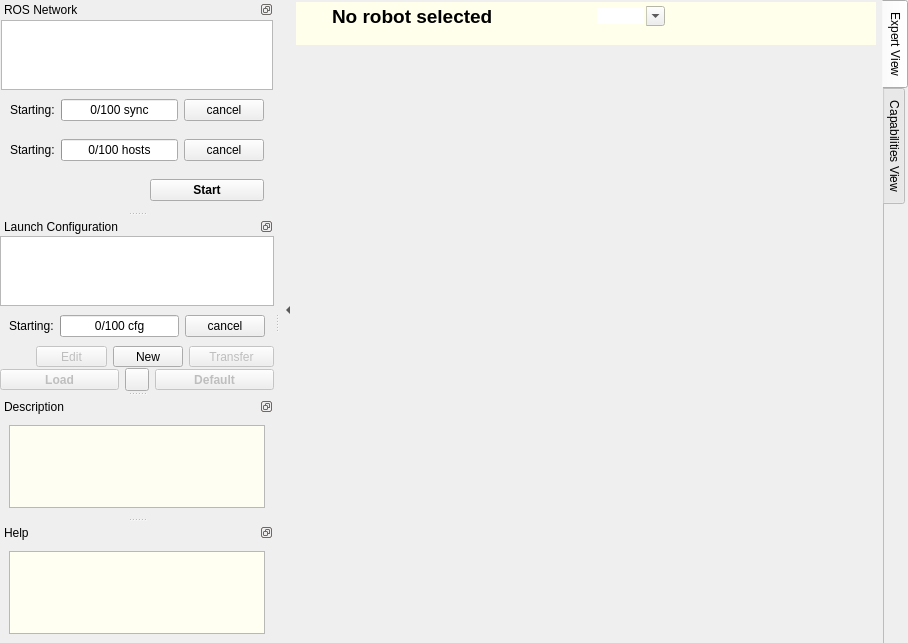
fkie/multimaster_fkie, file node_manager_fkie/src/node_manager_fkie/MainWindow.ui: the form before one commit.
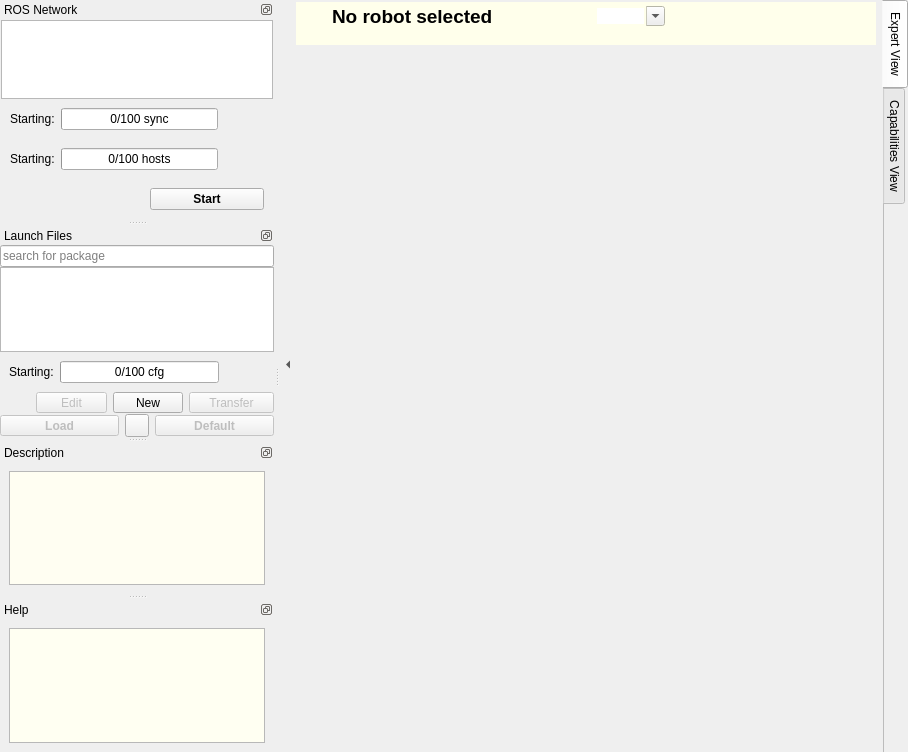
The form after the commit. Icons and pictures are not drawn.

Commit message: node_manager_fkie: cancel buttons redesined, some titles renamed

Diff of the .ui file:
```diff
--- a/node_manager_fkie/src/node_manager_fkie/MainWindow.ui
+++ b/node_manager_fkie/src/node_manager_fkie/MainWindow.ui
@@ -10,7 +10,7 @@
     <x>0</x>
     <y>0</y>
     <width>908</width>
-    <height>643</height>
+    <height>752</height>
    </rect>
   </property>
   <property name="contextMenuPolicy">
@@ -771,8 +771,12 @@
         </item>
         <item>
          <widget class="QPushButton" name="progressCancelButton_sync">
-          <property name="text">
-           <string>cancel</string>
+          <property name="icon">
+           <iconset resource="GUI.qrc">
+            <normaloff>:/icons/crystal_clear_button_close.png</normaloff>:/icons/crystal_clear_button_close.png</iconset>
+          </property>
+          <property name="flat">
+           <bool>true</bool>
           </property>
          </widget>
         </item>
@@ -810,8 +814,12 @@
         </item>
         <item>
          <widget class="QPushButton" name="progressCancelButton">
-          <property name="text">
-           <string>cancel</string>
+          <property name="icon">
+           <iconset resource="GUI.qrc">
+            <normaloff>:/icons/crystal_clear_button_close.png</normaloff>:/icons/crystal_clear_button_close.png</iconset>
+          </property>
+          <property name="flat">
+           <bool>true</bool>
           </property>
          </widget>
         </item>
@@ -950,7 +958,7 @@
     <set>Qt::LeftDockWidgetArea|Qt::RightDockWidgetArea</set>
    </property>
    <property name="windowTitle">
-    <string>Launch Configuration</string>
+    <string>Launch Files</string>
    </property>
    <attribute name="dockWidgetArea">
     <number>1</number>
@@ -963,6 +971,13 @@
      <property name="margin">
       <number>0</number>
      </property>
+     <item>
+      <widget class="QLineEdit" name="searchPackageLine">
+       <property name="placeholderText">
+        <string>search for package</string>
+       </property>
+      </widget>
+     </item>
      <item>
       <widget class="QListView" name="xmlFileView">
        <property name="iconSize">
@@ -1004,8 +1019,12 @@
         </item>
         <item>
          <widget class="QPushButton" name="progressCancelButton_cfg">
-          <property name="text">
-           <string>cancel</string>
+          <property name="icon">
+           <iconset resource="GUI.qrc">
+            <normaloff>:/icons/crystal_clear_button_close.png</normaloff>:/icons/crystal_clear_button_close.png</iconset>
+          </property>
+          <property name="flat">
+           <bool>true</bool>
           </property>
          </widget>
         </item>
```
Left out of the diff: 5 changed lines with no effect on the pictures. The commit also changes 2 other files.
